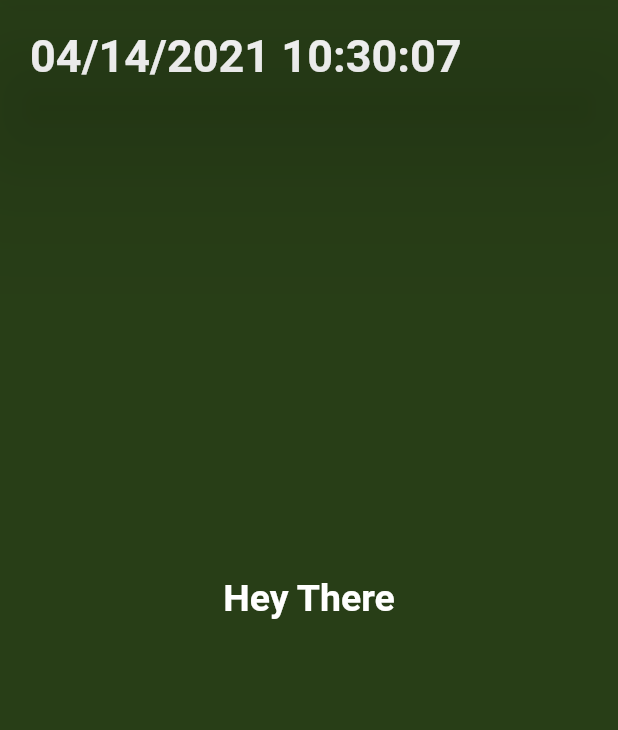
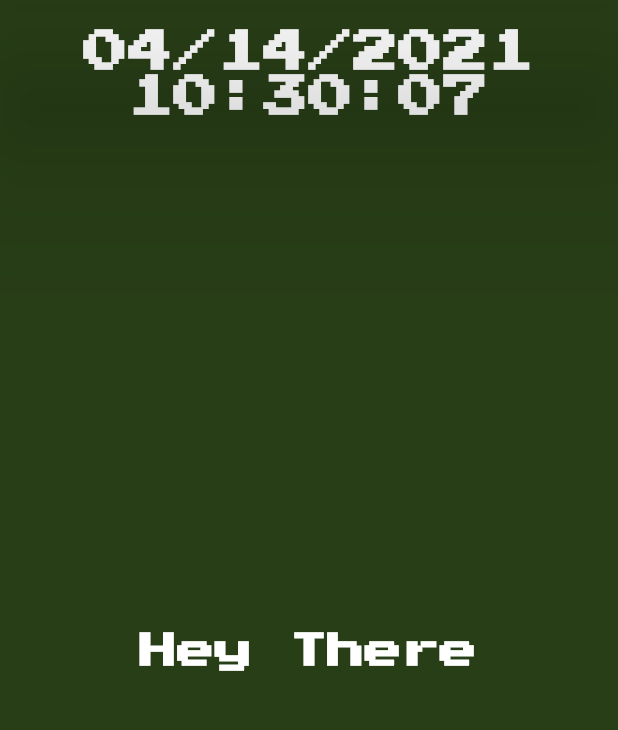
Before and after one commit to Grekoff18/RandomColorGenerator, a Flutter app: the screen it shows after launch, on a phone screen of 412 x 824 dp, the part 84-814 px from its top. Run offline on Flutter 3.47's test engine with Material 2 defaults, Android fonts, the phone set to English and light mode, and no system bars.

Commit message:
fix: fix some problems

```diff
--- a/lib/components/HomeBody.dart
+++ b/lib/components/HomeBody.dart
@@ -14,16 +14,14 @@ class HomeBody extends StatefulWidget{
 }
 
 class _HomeBodyState extends State<HomeBody>{
-  // Set default background color
+  // Set startup background color
   Color _backgroundColor = UniqueColorGenerator.getColor();
 
   // @click on screen => change bgColor MainHomePage && send notify
-  void _changeBackground() {
-    setState(() {
-      _backgroundColor = UniqueColorGenerator.getColor();
-      Notifier.snackBar("Background color changed", ScaffoldMessenger.of(context));
-    });
-  }
+  void _changeBackground() => setState(() => {
+    _backgroundColor = UniqueColorGenerator.getColor(),
+    Notifier.snackBar("Background color changed", ScaffoldMessenger.of(context))
+  });
 
   @override
   Widget build(BuildContext context) {
@@ -36,20 +34,25 @@ class _HomeBodyState extends State<HomeBody>{
         color:  _backgroundColor,
         child: Column(
           children: [
-            Flexible(
-              flex: 1,
-              child: Clock(context),
-            ),
-            Flexible(
-              child: Text("Hey There",
-                style: TextStyle(
-                  fontWeight: COMMON_TEXT_WEIGHT,
-                  fontSize: 25,
-                  color: COMMON_TEXT_COLOR,
-                ),
-                textAlign: TextAlign.center,
+            Clock(context),
+            Expanded(
+              child: Container(
+                width: MediaQuery.of(context).size.width,
+                height: MediaQuery.of(context).size.height,
+                child: const Center(
+                  child: const Text(
+                    "Hey There",
+                    style: TextStyle(
+                      fontWeight: textWeigth,
+                      fontFamily: "PressStart2P",
+                      fontSize: 25,
+                      color: textColor,
+                    ),
+                    textAlign: TextAlign.center,
+                  )
+                )
               )
-            ),
+            )
           ]
         ),
       )
--- a/lib/components/MyHomePage.dart
+++ b/lib/components/HomePage.dart
@@ -4,16 +4,16 @@ import 'package:flutter/material.dart';
 import '../config/constants/HomePage.dart';
 import 'HomeBody.dart';
 
-class MyHomePage extends StatefulWidget {
-  MyHomePage({Key key, this.title}) : super(key: key);
+class HomePage extends StatefulWidget {
+  HomePage({Key key, this.title}) : super(key: key);
 
   final String title;
 
   @override
-  _MyHomePageState createState() => _MyHomePageState();
+  _HomePageState createState() => _HomePageState();
 }
 
-class _MyHomePageState extends State<MyHomePage> {
+class _HomePageState extends State<HomePage> {
 
   @override
   Widget build(BuildContext context) {
@@ -23,7 +23,7 @@ class _MyHomePageState extends State<MyHomePage> {
         title: Text(widget.title),
         centerTitle: true,
         elevation: 50.0,
-        backgroundColor: APP_BAR_BACKGROUND,
+        backgroundColor: appBarBackground,
         brightness: Brightness.dark,
       ),
       body: HomeBody(),
--- a/lib/config/constants/General.dart
+++ b/lib/config/constants/General.dart
@@ -2,5 +2,5 @@
 import 'package:flutter/cupertino.dart';
 import 'package:flutter/material.dart';
 
-const COMMON_TEXT_COLOR = Colors.white;
-const COMMON_TEXT_WEIGHT = FontWeight.bold;
+const textColor = Colors.white;
+const textWeigth = FontWeight.bold;
--- a/lib/config/constants/HomePage.dart
+++ b/lib/config/constants/HomePage.dart
@@ -1,4 +1,4 @@
 // Libs and packages imports
 import 'package:flutter/material.dart';
 
-const APP_BAR_BACKGROUND = Colors.teal;
+const appBarBackground = Colors.teal;
--- a/lib/config/widgets/Clock.dart
+++ b/lib/config/widgets/Clock.dart
@@ -4,27 +4,25 @@ import 'package:intl/intl.dart';
 // Project imports
 import '../constants/General.dart';
 
-Widget Clock(
-    BuildContext context,
-    ) {
+Widget Clock(BuildContext context) {
   return StreamBuilder(
-    stream: Stream.periodic(const Duration(seconds: 1)),
+    stream: Stream.periodic(
+      const Duration(seconds: 1)
+    ),
     builder: (context, snapshot) {
       return Container(
         width: MediaQuery.of(context).size.width,
         padding: new EdgeInsets.all(20.0),
-          child: Align(
-            alignment: Alignment.topLeft,
         child: Text(
           DateFormat('MM/dd/yyyy hh:mm:ss').format(DateTime.now()),
           textAlign: TextAlign.center,
           style: TextStyle(
-                  fontWeight: COMMON_TEXT_WEIGHT,
+            fontWeight: textWeigth,
+            fontFamily: "PressStart2P",
             fontSize: 30,
-                  color: COMMON_TEXT_COLOR
+            color: textColor
           ),
         ),
-          )
       );
     },
   );
--- a/lib/main.dart
+++ b/lib/main.dart
@@ -1,7 +1,7 @@
 // Libs and packages imports
 import 'package:flutter/material.dart';
 // Project imports
-import './components/MyHomePage.dart';
+import './components/HomePage.dart';
 
 void main() => runApp(MyApp());
 
@@ -14,7 +14,7 @@ class MyApp extends StatelessWidget {
       theme: ThemeData(
         primarySwatch: Colors.teal,
       ),
-      home: MyHomePage(title: 'Flutter Random Color Generator'),
+      home: HomePage(title: 'Flutter Random Color Generator'),
     );
   }
 }
```
Also changed, not shown: pubspec.yaml (+6 -6 lines), assets/font/PressStart2P-Regular.ttf (added). Lines whose indentation alone changed are shown as unchanged.
